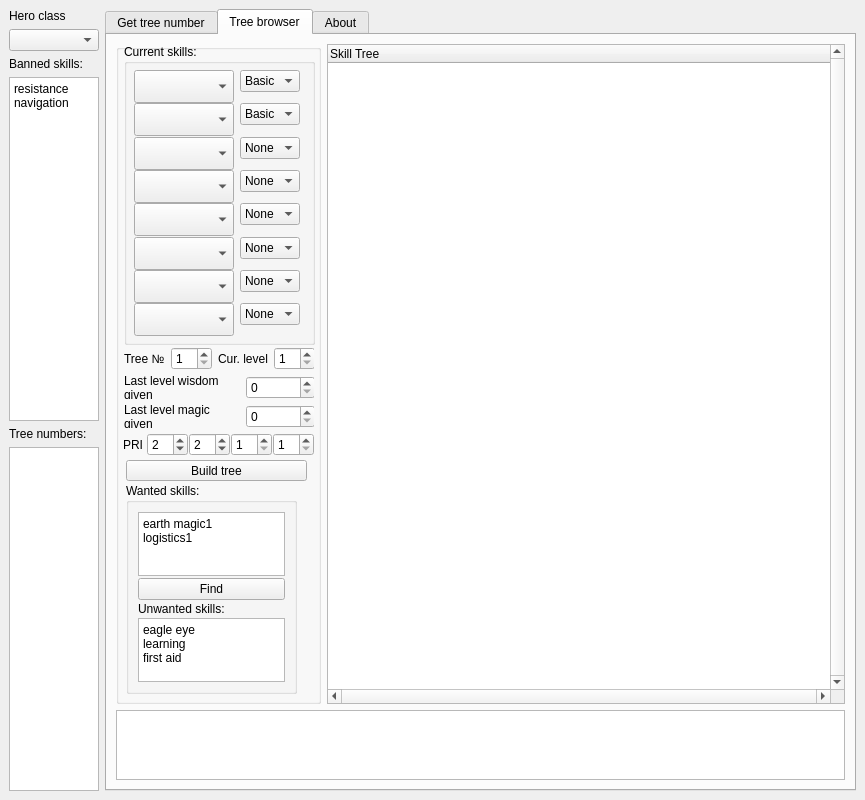
Qt form tree_calc.ui (temig74/HotaTreeCalc) before a commit.
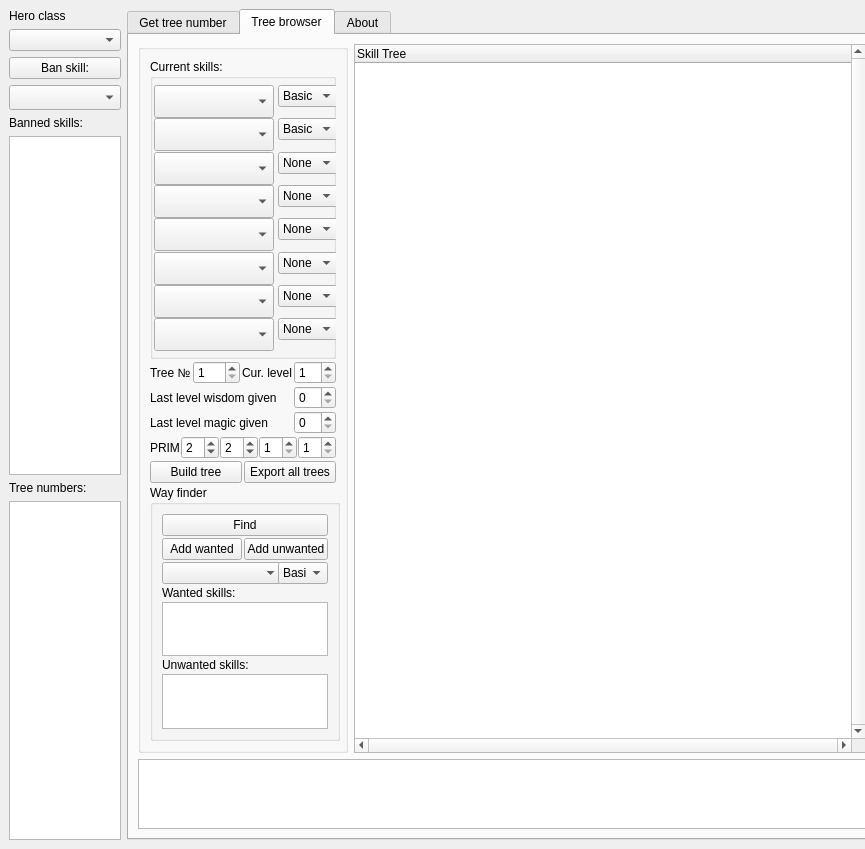
The same form after that commit. The open tabs and pages were chosen to show the change.

Diff of the .ui file:
```diff
--- a/tree_calc.ui
+++ b/tree_calc.ui
@@ -8,7 +8,7 @@
     <x>0</x>
     <y>0</y>
     <width>865</width>
-    <height>800</height>
+    <height>849</height>
    </rect>
   </property>
   <property name="sizePolicy">
@@ -68,7 +68,7 @@
        <widget class="QComboBox" name="cmb_hero_class">
         <property name="minimumSize">
          <size>
-          <width>90</width>
+          <width>112</width>
           <height>0</height>
          </size>
         </property>
@@ -83,24 +83,64 @@
         </property>
        </widget>
       </item>
+      <item>
+       <widget class="QPushButton" name="btn_ban_skill">
+        <property name="minimumSize">
+         <size>
+          <width>112</width>
+          <height>0</height>
+         </size>
+        </property>
+        <property name="maximumSize">
+         <size>
+          <width>90</width>
+          <height>16777215</height>
+         </size>
+        </property>
+        <property name="text">
+         <string>Ban skill:</string>
+        </property>
+       </widget>
+      </item>
+      <item>
+       <widget class="QComboBox" name="cmb_ban_skill">
+        <property name="minimumSize">
+         <size>
+          <width>112</width>
+          <height>25</height>
+         </size>
+        </property>
+        <property name="maximumSize">
+         <size>
+          <width>90</width>
+          <height>16777215</height>
+         </size>
+        </property>
+        <property name="font">
+         <font>
+          <pointsize>8</pointsize>
+         </font>
+        </property>
+        <property name="iconSize">
+         <size>
+          <width>25</width>
+          <height>25</height>
+         </size>
+        </property>
+       </widget>
+      </item>
       <item>
        <widget class="QLabel" name="label_4">
-        <property name="maximumSize">
-         <size>
-          <width>90</width>
-          <height>16777215</height>
-         </size>
-        </property>
         <property name="text">
          <string>Banned skills:</string>
         </property>
        </widget>
       </item>
       <item>
-       <widget class="QTextEdit" name="te_banned_skills">
+       <widget class="QListWidget" name="lw_banned_skills">
         <property name="minimumSize">
          <size>
-          <width>90</width>
+          <width>112</width>
           <height>0</height>
          </size>
         </property>
@@ -110,16 +150,11 @@
           <height>16777215</height>
          </size>
         </property>
-        <property name="html">
-         <string>&lt;!DOCTYPE HTML PUBLIC &quot;-//W3C//DTD HTML 4.0//EN&quot; &quot;http://www.w3.org/TR/REC-html40/strict.dtd&quot;&gt;
-&lt;html&gt;&lt;head&gt;&lt;meta name=&quot;qrichtext&quot; content=&quot;1&quot; /&gt;&lt;meta charset=&quot;utf-8&quot; /&gt;&lt;style type=&quot;text/css&quot;&gt;
-p, li { white-space: pre-wrap; }
-hr { height: 1px; border-width: 0; }
-li.unchecked::marker { content: &quot;\2610&quot;; }
-li.checked::marker { content: &quot;\2612&quot;; }
-&lt;/style&gt;&lt;/head&gt;&lt;body style=&quot; font-family:'Segoe UI'; font-size:9pt; font-weight:400; font-style:normal;&quot;&gt;
-&lt;p style=&quot; margin-top:0px; margin-bottom:0px; margin-left:0px; margin-right:0px; -qt-block-indent:0; text-indent:0px;&quot;&gt;resistance&lt;/p&gt;
-&lt;p style=&quot; margin-top:0px; margin-bottom:0px; margin-left:0px; margin-right:0px; -qt-block-indent:0; text-indent:0px;&quot;&gt;navigation&lt;/p&gt;&lt;/body&gt;&lt;/html&gt;</string>
+        <property name="iconSize">
+         <size>
+          <width>25</width>
+          <height>25</height>
+         </size>
         </property>
        </widget>
       </item>
@@ -137,10 +172,10 @@
        </widget>
       </item>
       <item>
-       <widget class="QTextEdit" name="te_tree_numbers">
+       <widget class="QListWidget" name="lw_tree_numbers">
         <property name="minimumSize">
          <size>
-          <width>90</width>
+          <width>112</width>
           <height>0</height>
          </size>
         </property>
@@ -150,9 +185,6 @@
           <height>16777215</height>
          </size>
         </property>
-        <property name="readOnly">
-         <bool>true</bool>
-        </property>
        </widget>
       </item>
      </layout>
@@ -596,22 +628,25 @@
               <height>520</height>
              </size>
             </property>
+            <property name="maximumSize">
+             <size>
+              <width>210</width>
+              <height>16777215</height>
+             </size>
+            </property>
             <property name="title">
              <string/>
             </property>
+            <layout class="QVBoxLayout" name="verticalLayout_5">
+             <property name="spacing">
+              <number>2</number>
+             </property>
+             <item>
             <widget class="QGroupBox" name="groupBox">
-             <property name="geometry">
-              <rect>
-               <x>8</x>
-               <y>0</y>
-               <width>191</width>
-               <height>301</height>
-              </rect>
-             </property>
              <property name="minimumSize">
               <size>
                <width>0</width>
-               <height>250</height>
+                 <height>300</height>
               </size>
              </property>
              <property name="title">
@@ -620,9 +655,9 @@
              <widget class="QComboBox" name="cmb_skill1">
               <property name="geometry">
                <rect>
-                <x>10</x>
+                  <x>4</x>
                 <y>26</y>
-                <width>100</width>
+                  <width>120</width>
                 <height>33</height>
                </rect>
               </property>
@@ -650,7 +685,7 @@
              <widget class="QComboBox" name="cmb_skill1_level">
               <property name="geometry">
                <rect>
-                <x>116</x>
+                  <x>128</x>
                 <y>26</y>
                 <width>60</width>
                 <height>22</height>
@@ -692,9 +727,9 @@
              <widget class="QComboBox" name="cmb_skill2">
               <property name="geometry">
                <rect>
-                <x>10</x>
+                  <x>4</x>
                 <y>59</y>
-                <width>100</width>
+                  <width>120</width>
                 <height>33</height>
                </rect>
               </property>
@@ -722,7 +757,7 @@
              <widget class="QComboBox" name="cmb_skill2_level">
               <property name="geometry">
                <rect>
-                <x>116</x>
+                  <x>128</x>
                 <y>59</y>
                 <width>60</width>
                 <height>22</height>
@@ -764,9 +799,9 @@
              <widget class="QComboBox" name="cmb_skill3">
               <property name="geometry">
                <rect>
-                <x>10</x>
+                  <x>4</x>
                 <y>93</y>
-                <width>100</width>
+                  <width>120</width>
                 <height>33</height>
                </rect>
               </property>
@@ -794,7 +829,7 @@
              <widget class="QComboBox" name="cmb_skill3_level">
               <property name="geometry">
                <rect>
-                <x>116</x>
+                  <x>128</x>
                 <y>93</y>
                 <width>60</width>
                 <height>22</height>
@@ -836,9 +871,9 @@
              <widget class="QComboBox" name="cmb_skill4">
               <property name="geometry">
                <rect>
-                <x>10</x>
+                  <x>4</x>
                 <y>126</y>
-                <width>100</width>
+                  <width>120</width>
                 <height>33</height>
                </rect>
               </property>
@@ -866,7 +901,7 @@
              <widget class="QComboBox" name="cmb_skill4_level">
               <property name="geometry">
                <rect>
-                <x>116</x>
+                  <x>128</x>
                 <y>126</y>
                 <width>60</width>
                 <height>22</height>
@@ -905,9 +940,9 @@
              <widget class="QComboBox" name="cmb_skill5">
               <property name="geometry">
                <rect>
-                <x>10</x>
+                  <x>4</x>
                 <y>159</y>
-                <width>100</width>
+                  <width>120</width>
                 <height>33</height>
                </rect>
               </property>
@@ -932,7 +967,7 @@
              <widget class="QComboBox" name="cmb_skill5_level">
               <property name="geometry">
                <rect>
-                <x>116</x>
+                  <x>128</x>
                 <y>159</y>
                 <width>60</width>
                 <height>22</height>
@@ -971,9 +1006,9 @@
              <widget class="QComboBox" name="cmb_skill6">
               <property name="geometry">
                <rect>
-                <x>10</x>
+                  <x>4</x>
                 <y>193</y>
-                <width>100</width>
+                  <width>120</width>
                 <height>33</height>
                </rect>
               </property>
@@ -998,7 +1033,7 @@
              <widget class="QComboBox" name="cmb_skill6_level">
               <property name="geometry">
                <rect>
-                <x>116</x>
+                  <x>128</x>
                 <y>193</y>
                 <width>60</width>
                 <height>22</height>
@@ -1037,9 +1072,9 @@
              <widget class="QComboBox" name="cmb_skill7">
               <property name="geometry">
                <rect>
-                <x>10</x>
+                  <x>4</x>
                 <y>226</y>
-                <width>100</width>
+                  <width>120</width>
                 <height>33</height>
                </rect>
               </property>
@@ -1064,7 +1099,7 @@
              <widget class="QComboBox" name="cmb_skill7_level">
               <property name="geometry">
                <rect>
-                <x>116</x>
+                  <x>128</x>
                 <y>226</y>
                 <width>60</width>
                 <height>22</height>
@@ -1103,9 +1138,9 @@
              <widget class="QComboBox" name="cmb_skill8">
               <property name="geometry">
                <rect>
-                <x>10</x>
+                  <x>4</x>
                 <y>259</y>
-                <width>100</width>
+                  <width>120</width>
                 <height>33</height>
                </rect>
               </property>
@@ -1130,7 +1165,7 @@
              <widget class="QComboBox" name="cmb_skill8_level">
               <property name="geometry">
                <rect>
-                <x>116</x>
+                  <x>128</x>
                 <y>259</y>
                 <width>60</width>
                 <height>22</height>
@@ -1167,177 +1202,8 @@
               </item>
              </widget>
             </widget>
-            <widget class="QPushButton" name="btn_build_tree">
-             <property name="geometry">
-              <rect>
-               <x>10</x>
-               <y>416</y>
-               <width>181</width>
-               <height>21</height>
-              </rect>
-             </property>
-             <property name="text">
-              <string>Build tree</string>
-             </property>
-            </widget>
-            <widget class="QGroupBox" name="groupBox_3">
-             <property name="geometry">
-              <rect>
-               <x>10</x>
-               <y>439</y>
-               <width>171</width>
-               <height>211</height>
-              </rect>
-             </property>
-             <property name="minimumSize">
-              <size>
-               <width>171</width>
-               <height>171</height>
-              </size>
-             </property>
-             <property name="maximumSize">
-              <size>
-               <width>161</width>
-               <height>211</height>
-              </size>
-             </property>
-             <property name="title">
-              <string>Wanted skills:</string>
-             </property>
-             <layout class="QVBoxLayout" name="verticalLayout_4">
-              <property name="spacing">
-               <number>2</number>
-              </property>
-              <item>
-               <widget class="QTextEdit" name="te_wanted_skills">
-                <property name="html">
-                 <string>&lt;!DOCTYPE HTML PUBLIC &quot;-//W3C//DTD HTML 4.0//EN&quot; &quot;http://www.w3.org/TR/REC-html40/strict.dtd&quot;&gt;
-&lt;html&gt;&lt;head&gt;&lt;meta name=&quot;qrichtext&quot; content=&quot;1&quot; /&gt;&lt;meta charset=&quot;utf-8&quot; /&gt;&lt;style type=&quot;text/css&quot;&gt;
-p, li { white-space: pre-wrap; }
-hr { height: 1px; border-width: 0; }
-li.unchecked::marker { content: &quot;\2610&quot;; }
-li.checked::marker { content: &quot;\2612&quot;; }
-&lt;/style&gt;&lt;/head&gt;&lt;body style=&quot; font-family:'Segoe UI'; font-size:9pt; font-weight:400; font-style:normal;&quot;&gt;
-&lt;p style=&quot; margin-top:0px; margin-bottom:0px; margin-left:0px; margin-right:0px; -qt-block-indent:0; text-indent:0px;&quot;&gt;earth magic1&lt;/p&gt;
-&lt;p style=&quot; margin-top:0px; margin-bottom:0px; margin-left:0px; margin-right:0px; -qt-block-indent:0; text-indent:0px;&quot;&gt;logistics1&lt;/p&gt;&lt;/body&gt;&lt;/html&gt;</string>
-                </property>
-               </widget>
               </item>
               <item>
-               <widget class="QPushButton" name="btn_find_way">
-                <property name="text">
-                 <string>Find</string>
-                </property>
-               </widget>
-              </item>
-              <item>
-               <widget class="QLabel" name="label_11">
-                <property name="text">
-                 <string>Unwanted skills:</string>
-                </property>
-               </widget>
-              </item>
-              <item>
-               <widget class="QTextEdit" name="te_unwanted_skills">
-                <property name="html">
-                 <string>&lt;!DOCTYPE HTML PUBLIC &quot;-//W3C//DTD HTML 4.0//EN&quot; &quot;http://www.w3.org/TR/REC-html40/strict.dtd&quot;&gt;
-&lt;html&gt;&lt;head&gt;&lt;meta name=&quot;qrichtext&quot; content=&quot;1&quot; /&gt;&lt;meta charset=&quot;utf-8&quot; /&gt;&lt;style type=&quot;text/css&quot;&gt;
-p, li { white-space: pre-wrap; }
-hr { height: 1px; border-width: 0; }
-li.unchecked::marker { content: &quot;\2610&quot;; }
-li.checked::marker { content: &quot;\2612&quot;; }
-&lt;/style&gt;&lt;/head&gt;&lt;body style=&quot; font-family:'Segoe UI'; font-size:9pt; font-weight:400; font-style:normal;&quot;&gt;
-&lt;p style=&quot; margin-top:0px; margin-bottom:0px; margin-left:0px; margin-right:0px; -qt-block-indent:0; text-indent:0px;&quot;&gt;eagle eye&lt;/p&gt;
-&lt;p style=&quot; margin-top:0px; margin-bottom:0px; margin-left:0px; margin-right:0px; -qt-block-indent:0; text-indent:0px;&quot;&gt;learning&lt;/p&gt;
-&lt;p style=&quot; margin-top:0px; margin-bottom:0px; margin-left:0px; margin-right:0px; -qt-block-indent:0; text-indent:0px;&quot;&gt;first aid&lt;/p&gt;&lt;/body&gt;&lt;/html&gt;</string>
-                </property>
-               </widget>
-              </item>
-             </layout>
-            </widget>
-            <widget class="QWidget" name="layoutWidget">
-             <property name="geometry">
-              <rect>
-               <x>7</x>
-               <y>389</y>
-               <width>191</width>
-               <height>24</height>
-              </rect>
-             </property>
-             <layout class="QHBoxLayout" name="horizontalLayout_8">
-              <property name="spacing">
-               <number>1</number>
-              </property>
-              <item>
-               <widget class="QLabel" name="label_10">
-                <property name="text">
-                 <string>PRI</string>
-                </property>
-               </widget>
-              </item>
-              <item>
-               <widget class="QSpinBox" name="sb_attack">
-                <property name="minimumSize">
-                 <size>
-                  <width>37</width>
-                  <height>0</height>
-                 </size>
-                </property>
-                <property name="value">
-                 <number>2</number>
-                </property>
-               </widget>
-              </item>
-              <item>
-               <widget class="QSpinBox" name="sb_defence">
-                <property name="minimumSize">
-                 <size>
-                  <width>37</width>
-                  <height>0</height>
-                 </size>
-                </property>
-                <property name="value">
-                 <number>2</number>
-                </property>
-               </widget>
-              </item>
-              <item>
-               <widget class="QSpinBox" name="sb_sp">
-                <property name="minimumSize">
-                 <size>
-                  <width>37</width>
-                  <height>0</height>
-                 </size>
-                </property>
-                <property name="minimum">
-                 <number>1</number>
-                </property>
-               </widget>
-              </item>
-              <item>
-               <widget class="QSpinBox" name="sb_knowledge">
-                <property name="minimumSize">
-                 <size>
-                  <width>37</width>
-                  <height>0</height>
-                 </size>
-                </property>
-                <property name="minimum">
-                 <number>1</number>
-                </property>
-               </widget>
-              </item>
-             </layout>
-            </widget>
-            <widget class="QWidget" name="">
-             <property name="geometry">
-              <rect>
-               <x>8</x>
-               <y>303</y>
-               <width>190</width>
-               <height>81</height>
-              </rect>
-             </property>
              <layout class="QGridLayout" name="gridLayout">
               <item row="0" column="0">
                <widget class="QLabel" name="label_6">
@@ -1356,23 +1222,6 @@
                 </property>
                </widget>
               </item>
-              <item row="0" column="2" colspan="2">
-               <widget class="QLabel" name="label_7">
-                <property name="text">
-                 <string>Cur. level</string>
-                </property>
-               </widget>
-              </item>
-              <item row="0" column="4">
-               <widget class="QSpinBox" name="sb_cur_level">
-                <property name="minimum">
-                 <number>1</number>
-                </property>
-                <property name="maximum">
-                 <number>30</number>
-                </property>
-               </widget>
-              </item>
               <item row="1" column="0" colspan="3">
                <widget class="QLabel" name="label_8">
                 <property name="text">
@@ -1419,8 +1268,241 @@
                 </property>
                </widget>
               </item>
-             </layout>
-            </widget>
+               <item row="0" column="2">
+                <widget class="QLabel" name="label_7">
+                 <property name="text">
+                  <string>Cur. level</string>
+                 </property>
+                </widget>
+               </item>
+               <item row="0" column="3" colspan="2">
+                <widget class="QSpinBox" name="sb_cur_level">
+                 <property name="minimum">
+                  <number>1</number>
+                 </property>
+                 <property name="maximum">
+                  <number>30</number>
+                 </property>
+                </widget>
+               </item>
+              </layout>
+             </item>
+             <item>
+              <layout class="QHBoxLayout" name="horizontalLayout_8">
+               <property name="spacing">
+                <number>1</number>
+               </property>
+               <item>
+                <widget class="QLabel" name="label_10">
+                 <property name="text">
+                  <string>PRIM</string>
+                 </property>
+                </widget>
+               </item>
+               <item>
+                <widget class="QSpinBox" name="sb_attack">
+                 <property name="minimumSize">
+                  <size>
+                   <width>37</width>
+                   <height>0</height>
+                  </size>
+                 </property>
+                 <property name="value">
+                  <number>2</number>
+                 </property>
+                </widget>
+               </item>
+               <item>
+                <widget class="QSpinBox" name="sb_defence">
+                 <property name="minimumSize">
+                  <size>
+                   <width>37</width>
+                   <height>0</height>
+                  </size>
+                 </property>
+                 <property name="value">
+                  <number>2</number>
+                 </property>
+                </widget>
+               </item>
+               <item>
+                <widget class="QSpinBox" name="sb_sp">
+                 <property name="minimumSize">
+                  <size>
+                   <width>37</width>
+                   <height>0</height>
+                  </size>
+                 </property>
+                 <property name="minimum">
+                  <number>1</number>
+                 </property>
+                </widget>
+               </item>
+               <item>
+                <widget class="QSpinBox" name="sb_knowledge">
+                 <property name="minimumSize">
+                  <size>
+                   <width>37</width>
+                   <height>0</height>
+                  </size>
+                 </property>
+                 <property name="minimum">
+                  <number>1</number>
+                 </property>
+                </widget>
+               </item>
+              </layout>
+             </item>
+             <item>
+              <layout class="QHBoxLayout" name="horizontalLayout_6">
+               <item>
+                <widget class="QPushButton" name="btn_build_tree">
+                 <property name="text">
+                  <string>Build tree</string>
+                 </property>
+                </widget>
+               </item>
+               <item>
+                <widget class="QPushButton" name="btn_export_all_trees">
+                 <property name="text">
+                  <string>Export all trees</string>
+                 </property>
+                </widget>
+               </item>
+              </layout>
+             </item>
+             <item>
+              <widget class="QGroupBox" name="groupBox_3">
+               <property name="minimumSize">
+                <size>
+                 <width>190</width>
+                 <height>250</height>
+                </size>
+               </property>
+               <property name="maximumSize">
+                <size>
+                 <width>190</width>
+                 <height>1000</height>
+                </size>
+               </property>
+               <property name="title">
+                <string>Way finder</string>
+               </property>
+               <layout class="QVBoxLayout" name="verticalLayout_4">
+                <property name="spacing">
+                 <number>2</number>
+                </property>
+                <item>
+                 <widget class="QPushButton" name="btn_find_way">
+                  <property name="text">
+                   <string>Find</string>
+                  </property>
+                 </widget>
+                </item>
+                <item>
+                 <layout class="QHBoxLayout" name="horizontalLayout_9">
+                  <item>
+                   <widget class="QPushButton" name="bnt_add_wanted">
+                    <property name="text">
+                     <string>Add wanted</string>
+                    </property>
+                   </widget>
+                  </item>
+                  <item>
+                   <widget class="QPushButton" name="bnt_add_unwanted">
+                    <property name="text">
+                     <string>Add unwanted</string>
+                    </property>
+                   </widget>
+                  </item>
+                 </layout>
+                </item>
+                <item>
+                 <layout class="QHBoxLayout" name="horizontalLayout_7">
+                  <property name="spacing">
+                   <number>2</number>
+                  </property>
+                  <item>
+                   <widget class="QComboBox" name="cmb_wanted_unwanted">
+                    <property name="minimumSize">
+                     <size>
+                      <width>120</width>
+                      <height>0</height>
+                     </size>
+                    </property>
+                    <property name="maximumSize">
+                     <size>
+                      <width>120</width>
+                      <height>16777215</height>
+                     </size>
+                    </property>
+                   </widget>
+                  </item>
+                  <item>
+                   <widget class="QComboBox" name="cmb_wanted_unwanted_level">
+                    <property name="maximumSize">
+                     <size>
+                      <width>50</width>
+                      <height>16777215</height>
+                     </size>
+                    </property>
+                    <item>
+                     <property name="text">
+                      <string>Basic</string>
+                     </property>
+                    </item>
+                    <item>
+                     <property name="text">
+                      <string>Advanced</string>
+                     </property>
+                    </item>
+                    <item>
+                     <property name="text">
+                      <string>Expert</string>
+                     </property>
+                    </item>
+                   </widget>
+                  </item>
+                 </layout>
+                </item>
+                <item>
+                 <widget class="QLabel" name="label_12">
+                  <property name="text">
+                   <string>Wanted skills:</string>
+                  </property>
+                 </widget>
+                </item>
+                <item>
+                 <widget class="QListWidget" name="lw_wanted_skills">
+                  <property name="minimumSize">
+                   <size>
+                    <width>0</width>
+                    <height>52</height>
+                   </size>
+                  </property>
+                 </widget>
+                </item>
+                <item>
+                 <widget class="QLabel" name="label_11">
+                  <property name="text">
+                   <string>Unwanted skills:</string>
+                  </property>
+                 </widget>
+                </item>
+                <item>
+                 <widget class="QListWidget" name="lw_unwanted_skills">
+                  <property name="minimumSize">
+                   <size>
+                    <width>0</width>
+                    <height>52</height>
+                   </size>
+                  </property>
+                 </widget>
+                </item>
+               </layout>
+              </widget>
+             </item>
+            </layout>
            </widget>
           </item>
           <item>
```
Left out of the diff: 30 changed lines with no effect on the pictures. Lines whose indentation alone changed are shown as unchanged.
